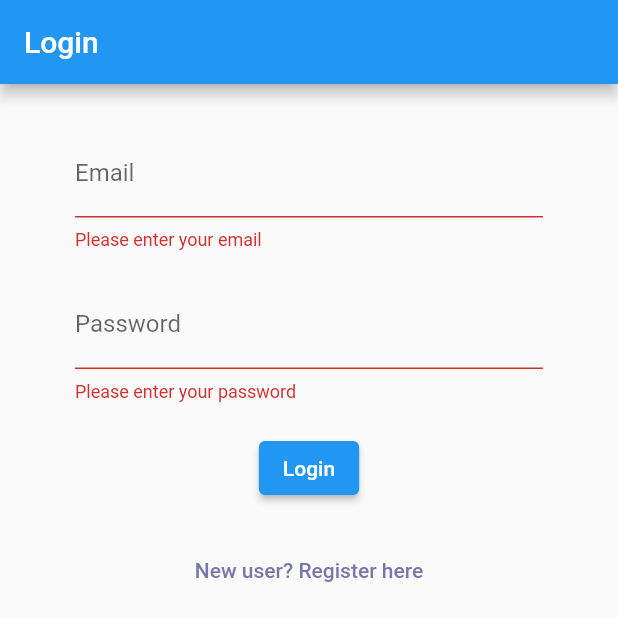
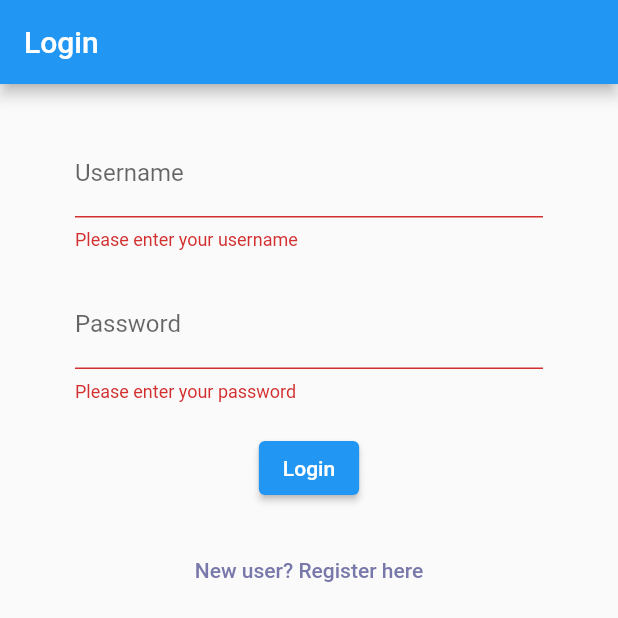
Before and after one commit to dvishal485/authonia, a Flutter app: the screen it shows after launch, after a tap on "Login", on a phone screen of 412 x 824 dp, the top half of it. Run offline on Flutter 3.47's test engine with Material 2 defaults, Android fonts, the phone set to English and light mode, and no system bars; our stand-ins replace shared_preferences; missing offline and left inert: base32.

Commit message:
restructured code
Signed-off-by: Vishal Das <dvishal485@gmail.com>

```diff
--- a/frontend/lib/Screens/login.dart
+++ b/frontend/lib/Components/login.dart
@@ -2,8 +2,6 @@ import 'package:authonia/APIs/get_auth_data.dart';
 import 'package:flutter/material.dart';
 import 'package:shared_preferences/shared_preferences.dart';
 import 'auth_list.dart';
-
-const _kHasLoggedIn = 'hasLoggedIn';
 
 class LoginScreen extends StatefulWidget {
   const LoginScreen({super.key});
@@ -16,31 +14,36 @@ class _LoginScreenState extends State<LoginScreen> {
   @override
   void initState() {
     super.initState();
+    loading = false;
     _checkIfLoggedIn();
   }
 
   final _formKey = GlobalKey<FormState>();
-  String _email = "";
+  String _username = "";
   String _password = "";
+  bool loading = true;
 
   Future<void> _login() async {
     // get_auth_data
-    getAuthData(_email, _password).then((value) {
-      if (value) {
-        final prefs = SharedPreferences.getInstance();
-        prefs.then((value) {
-          final authData = parseAuthData(value.getString('authdata')!);
-          Navigator.push(
-            context,
-            MaterialPageRoute(
-              builder: (context) => AuthScreen(authData: authData),
-            ),
-          );
+    getAuthData(_username, _password).then((value) {
+      if (value['error'] == 'false') {
+        final authData = parseAuthData(value['content']!);
+        setState(() {
+          loading = false;
         });
+        Navigator.push(
+          context,
+          MaterialPageRoute(
+            builder: (context) => AuthScreen(authData: authData),
+          ),
+        );
       } else {
+        setState(() {
+          loading = false;
+        });
         ScaffoldMessenger.of(context).showSnackBar(
-          const SnackBar(
-            content: Text('Login failed'),
+          SnackBar(
+            content: Text(value['content']!),
           ),
         );
       }
@@ -62,22 +65,30 @@ class _LoginScreenState extends State<LoginScreen> {
               Padding(
                 padding: const EdgeInsets.all(10.0),
                 child: TextFormField(
-                  decoration: const InputDecoration(labelText: 'Email'),
+                  readOnly: loading,
+                  decoration: const InputDecoration(labelText: 'Username'),
                   validator: (value) {
                     if (value!.isEmpty) {
-                      return 'Please enter your email';
+                      setState(() {
+                        loading = false;
+                      });
+                      return 'Please enter your username';
                     }
                     return null;
                   },
-                  onSaved: (value) => _email = value!,
+                  onSaved: (value) => _username = value!,
                 ),
               ),
               Padding(
                 padding: const EdgeInsets.all(10.0),
                 child: TextFormField(
+                  readOnly: loading,
                   decoration: const InputDecoration(labelText: 'Password'),
                   validator: (value) {
                     if (value!.isEmpty) {
+                      setState(() {
+                        loading = false;
+                      });
                       return 'Please enter your password';
                     }
                     return null;
@@ -89,7 +100,22 @@ class _LoginScreenState extends State<LoginScreen> {
               Padding(
                 padding: const EdgeInsets.all(10.0),
                 child: ElevatedButton(
+                  style: !loading
+                      ? ElevatedButton.styleFrom(
+                          foregroundColor: Colors.white,
+                          backgroundColor: Colors.blue,
+                        )
+                      : ElevatedButton.styleFrom(
+                          foregroundColor: Colors.white,
+                          backgroundColor: Colors.grey,
+                        ),
                   onPressed: () {
+                    if (loading) {
+                      return;
+                    }
+                    setState(() {
+                      loading = true;
+                    });
                     if (_formKey.currentState!.validate()) {
                       _formKey.currentState!.save();
                       _login();
@@ -117,7 +143,7 @@ class _LoginScreenState extends State<LoginScreen> {
 
   void _checkIfLoggedIn() {
     SharedPreferences.getInstance().then((prefs) {
-      if (prefs.getBool(_kHasLoggedIn) ?? false) {
+      if (prefs.getBool('hasLoggedIn') ?? false) {
         final authData = parseAuthData(prefs.getString('authdata')!);
         if (!mounted) return;
         Navigator.pushReplacement(
--- a/frontend/lib/main.dart
+++ b/frontend/lib/main.dart
@@ -1,6 +1,6 @@
 import 'package:flutter/material.dart';
 
-import './Screens/login.dart';
+import 'Components/login.dart';
 
 void main() {
   runApp(const MyApp());
```
Also changed, not shown: frontend/lib/Components/auth_list.dart (renamed from frontend/lib/Screens/auth_list.dart, +9 -20 lines).
